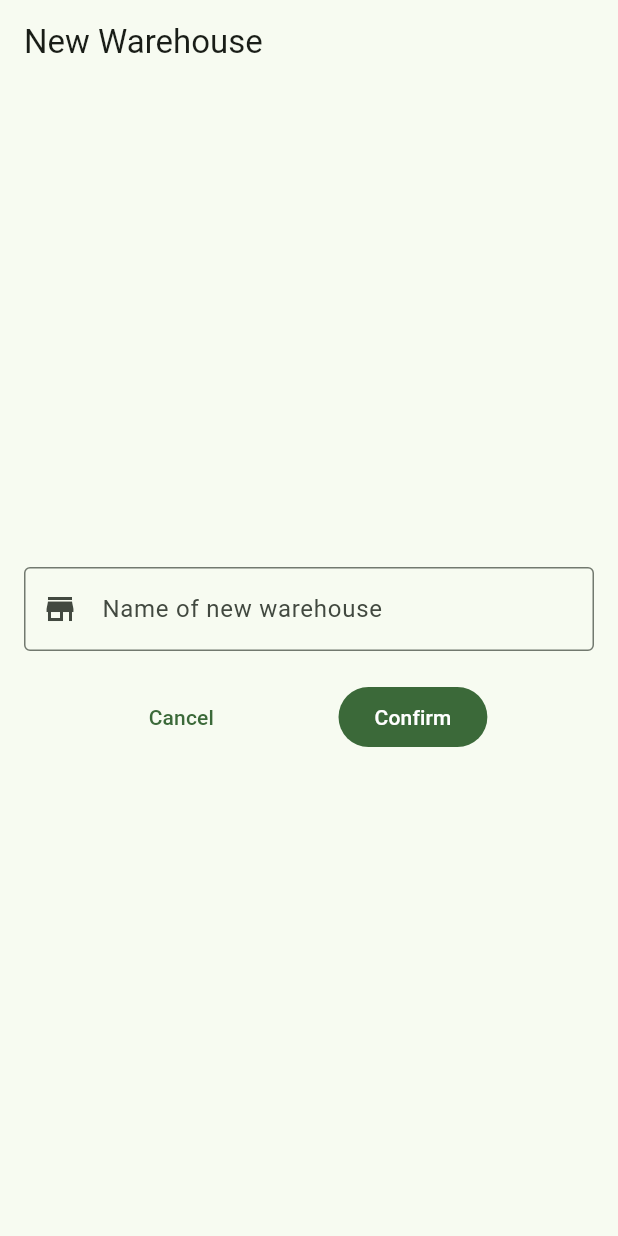
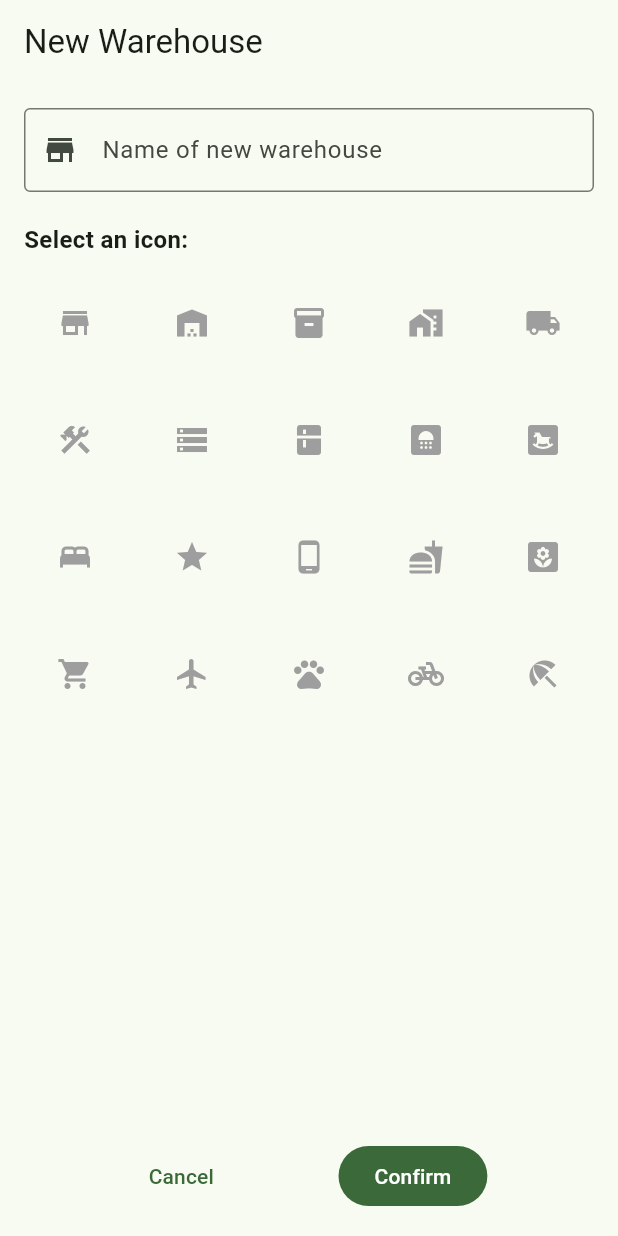
Before and after one commit to mvpur/tracknshop, a Flutter app: the NewWarehouseScreen screen opened by its route, on a phone screen of 412 x 824 dp. Run offline on Flutter 3.47's test engine with Material 3 defaults, Android fonts, the phone set to English and light mode, and no system bars; our stand-ins replace cloud_firestore, firebase_core, flutter_riverpod, flutter_speed_dial, go_router; accounts and stored records are empty.

```diff
--- a/lib/core/data/colors.datasourse.dart
+++ b/lib/core/data/colors_datasourse.dart
@@ -2,9 +2,9 @@ import 'package:flutter/material.dart';
 
 final List<Color> colorsList = [
   Colors.orange.shade200,
-  Colors.yellow.shade200, // Tercer color
-  Colors.green.shade200, // Segundo color
-  Colors.lightBlue.shade200, // Primer color
+  Colors.yellow.shade200,
+  Colors.green.shade200,
+  Colors.lightBlue.shade200,
   Colors.purple.shade200,
   Colors.pink.shade200,
 ];
--- a/lib/core/data/icons_datasource.dart
+++ b/lib/core/data/icons_datasource.dart
@@ -7,7 +7,6 @@ final List<IconData> iconList = [
   Icons.home_work,
   Icons.local_shipping,
   Icons.construction,
-  Icons.factory,
   Icons.storage,
   Icons.kitchen,
   Icons.bathroom,
@@ -15,7 +14,11 @@ final List<IconData> iconList = [
   Icons.bed,
   Icons.star,
   Icons.phone_android,
-  Icons.food_bank,
+  Icons.fastfood,
   Icons.yard,
   Icons.shopping_cart,
+  Icons.flight,
+  Icons.pets,
+  Icons.pedal_bike,
+  Icons.beach_access,
 ];
--- /dev/null
+++ b/lib/entities/item.dart
@@ -0,0 +1,47 @@
+import 'package:cloud_firestore/cloud_firestore.dart';
+
+class Item {
+  final String id;
+  final String name;
+  final bool isCompleted;
+  final String categoryId;
+  final String catalogueId;
+  final String warehouseId; // Agregado
+
+  Item({
+    required this.id,
+    required this.name,
+    this.isCompleted = false,
+    required this.categoryId,
+    required this.catalogueId,
+    required this.warehouseId, // Agregado
+  });
+
+  factory Item.fromFirestore(
+    DocumentSnapshot<Map<String, dynamic>> doc,
+    SnapshotOptions? options,
+  ) {
+    final data = {...doc.data()!, "id": doc.id};
+    return Item.fromMap(data);
+  }
+
+  factory Item.fromMap(Map<String, dynamic> data) {
+    return Item(
+      id: data['id'] ?? '',
+      name: data['name'] ?? 'Sin Nombre',
+      categoryId: data['category_id'] ?? 'Sin category',
+      catalogueId: data['catalogue_id'] ?? 'Sin catalogue',
+      warehouseId: data['warehouse_id'] ?? 'Sin warehouse', // Agregado
+    );
+  }
+
+  Map<String, dynamic> toFirestore() {
+    return {
+      'name': name,
+      'isCompleted': isCompleted,
+      'category_id': categoryId,
+      'catalogue_id': catalogueId,
+      'warehouse_id': warehouseId, // Agregado
+    };
+  }
+}
--- a/lib/entities/warehouse.dart
+++ b/lib/entities/warehouse.dart
@@ -1,22 +1,30 @@
 import 'package:cloud_firestore/cloud_firestore.dart';
+import 'package:flutter/material.dart';
+import 'package:track_shop_app/entities/item.dart';
 
 class Warehouse {
-  String id;
-  String icon;
-  String name;
-  DateTime date;
+  final String id;
+  final int icon;
+  final String name;
+  final DateTime date;
+  List<Item>? items; // Lista de Items en el Warehouse
 
   Warehouse({
     required this.id,
     required this.icon,
     required this.name,
     required this.date,
+    this.items,
   });
+
+  Icon getIcon() {
+    return Icon(IconData(icon, fontFamily: 'MaterialIcons'));
+  }
 
   factory Warehouse.fromMap(Map<String, dynamic> data) {
     return Warehouse(
       id: data['id'] ?? '',
-      icon: data['icon'] ?? '',
+      icon: data['icon'] ?? Icons.cloud.codePoint,
       name: data['name'] ?? 'Sin Nombre',
       date: (data['date'] != null && data['date'] is Timestamp)
           ? (data['date'] as Timestamp).toDate()
@@ -24,6 +32,16 @@ class Warehouse {
     );
   }
 
+  // Convertir un documento Firestore a un objeto Warehouse
+  factory Warehouse.fromFirestore(
+    DocumentSnapshot<Map<String, dynamic>> doc,
+    SnapshotOptions? options,
+  ) {
+    final data = {...doc.data()!, "id": doc.id};
+    return Warehouse.fromMap(data);
+  }
+
+  // Convertir un objeto Warehouse a un mapa para Firestore
   Map<String, dynamic> toFirestore() {
     return {
       'id': id,
@@ -33,17 +51,26 @@ class Warehouse {
     };
   }
 
-  factory Warehouse.fromFirestore(
-    DocumentSnapshot<Map<String, dynamic>> doc,
-    SnapshotOptions? options,
-  ) {
-    final data = {...doc.data()!, "id": doc.id};
-    return Warehouse.fromMap(data);
-  }
+  // Método para cargar los Items desde Firestore y llenar la lista de items
+  // Método para cargar los Items desde Firestore y llenar la lista de items
+  Future<void> loadItems() async {
+    final FirebaseFirestore firestore = FirebaseFirestore.instance;
 
-  Map<String, dynamic> toFirestoreWithOptions(
-    SetOptions? options,
-  ) {
-    return toFirestore();
+    try {
+      final itemsSnapshot = await firestore
+          .collection('warehouse')
+          .doc(id)
+          .collection('item')
+          .get();
+
+      items = itemsSnapshot.docs.map((doc) {
+        return Item.fromFirestore(
+          doc,
+          null, // Aquí no necesitas SnapshotOptions
+        );
+      }).toList();
+    } catch (e) {
+      print('Error loading items: $e'); // Imprime el error en consola
+    }
   }
 }
--- a/lib/presentation/screens/catalogue/catalogue_screen.dart
+++ b/lib/presentation/screens/catalogue/catalogue_screen.dart
@@ -1,6 +1,6 @@
 import 'package:flutter/material.dart';
 import 'package:go_router/go_router.dart';
-import 'package:track_shop_app/core/data/colors.datasourse.dart';
+import 'package:track_shop_app/core/data/colors_datasourse.dart';
 import 'package:track_shop_app/entities/catalogue.dart';
 import 'package:track_shop_app/presentation/screens/catalogue/new_catalogue_screen.dart';
 import 'package:track_shop_app/presentation/screens/catalogue/catalogue_detail_screen.dart';
--- a/lib/presentation/screens/warehouse/new_warehouse_screen.dart
+++ b/lib/presentation/screens/warehouse/new_warehouse_screen.dart
@@ -4,6 +4,7 @@ import 'package:track_shop_app/entities/warehouse.dart';
 import 'package:track_shop_app/presentation/provider/warehouse_provider.dart';
 import 'package:flutter_riverpod/flutter_riverpod.dart';
 import 'package:track_shop_app/presentation/screens/warehouse/warehouse_screen.dart';
+import 'package:track_shop_app/core/data/icons_datasource.dart';
 
 class NewWarehouseScreen extends ConsumerStatefulWidget {
   const NewWarehouseScreen({super.key});
@@ -32,7 +33,6 @@ class _NewWarehouseScreenState extends ConsumerState<NewWarehouseScreen> {
       body: Padding(
         padding: const EdgeInsets.all(16.0),
         child: Column(
-          mainAxisAlignment: MainAxisAlignment.center,
           crossAxisAlignment: CrossAxisAlignment.stretch,
           children: [
             TextField(
@@ -45,6 +45,44 @@ class _NewWarehouseScreenState extends ConsumerState<NewWarehouseScreen> {
               ),
             ),
             const SizedBox(height: 20.0),
+            const Text(
+              'Select an icon:',
+              style: TextStyle(fontSize: 16.0, fontWeight: FontWeight.bold),
+            ),
+            const SizedBox(height: 10.0),
+            Expanded(
+              child: GridView.builder(
+                gridDelegate: const SliverGridDelegateWithFixedCrossAxisCount(
+                  crossAxisCount: 5,
+                  mainAxisSpacing: 10.0,
+                  crossAxisSpacing: 10.0,
+                ),
+                itemCount: iconList.length,
+                itemBuilder: (context, index) {
+                  final icon = iconList[index];
+                  return GestureDetector(
+                    onTap: () {
+                      setState(() {
+                        selectedIcon = icon;
+                      });
+                    },
+                    child: Container(
+                      decoration: BoxDecoration(
+                        color: selectedIcon == icon
+                            ? Colors.blueAccent.withOpacity(0.2)
+                            : Colors.transparent,
+                        shape: BoxShape.circle,
+                      ),
+                      child: Icon(
+                        icon,
+                        color: selectedIcon == icon ? Colors.blue : Colors.grey,
+                      ),
+                    ),
+                  );
+                },
+              ),
+            ),
+            const SizedBox(height: 20.0),
             Row(
               mainAxisAlignment: MainAxisAlignment.spaceEvenly,
               children: [
@@ -54,21 +92,21 @@ class _NewWarehouseScreenState extends ConsumerState<NewWarehouseScreen> {
                 ),
                 FilledButton(
                   onPressed: () async {
-                    if (_nameController.text.isEmpty) {
+                    if (_nameController.text.isEmpty || selectedIcon == null) {
                       ScaffoldMessenger.of(context).showSnackBar(
                         const SnackBar(
                           content:
-                              Text('Please enter a name for the warehouse'),
+                              Text('Please enter a name and select an icon'),
                         ),
                       );
                       return;
                     }
 
                     final newWarehouse = Warehouse(
-                      id: '',
                       name: _nameController.text.trim(),
                       date: DateTime.now(),
-                      icon: '',
+                      icon: selectedIcon!.codePoint,
+                      id: '', // Guarda el código del icono
                     );
 
                     await ref
--- a/lib/presentation/widgets/bottom_navbar_scaffold.dart
+++ b/lib/presentation/widgets/bottom_navbar_scaffold.dart
@@ -22,10 +22,8 @@ class ScaffoldWithNavBar extends StatelessWidget {
       body: navigationShell,
       bottomNavigationBar: BottomNavigationBar(
         items: const <BottomNavigationBarItem>[
-          BottomNavigationBarItem(
-              icon: Icon(Icons.home), label: 'My Warehouse'),
-          BottomNavigationBarItem(
-              icon: Icon(Icons.list_alt), label: 'Catalogue List'),
+          BottomNavigationBarItem(icon: Icon(Icons.home), label: 'Home'),
+          BottomNavigationBarItem(icon: Icon(Icons.list_alt), label: 'List'),
           BottomNavigationBarItem(
               icon: Icon(Icons.settings), label: 'Settings'),
         ],
```
Also changed, not shown: lib/core/data/catalogue_datasource.dart (deleted, +0 -19 lines), lib/core/data/warehouse_datasource.dart (deleted, +0 -11 lines), lib/entities/catalogue.dart (+32 -11 lines), lib/entities/category.dart (+27 -6 lines), lib/entities/element.dart (deleted, +0 -9 lines), lib/presentation/provider/catalogue_provider.dart (+8 -3 lines), lib/presentation/provider/category_provieder.dart (+10 -5 lines), lib/presentation/provider/item_provider.dart (added, +53 -0 lines), lib/presentation/provider/warehouse_provider.dart (+19 -5 lines), lib/presentation/screens/warehouse/warehouse_detail_screen.dart (+48 -51 lines), lib/presentation/screens/warehouse/warehouse_screen.dart (+2 -8 lines), lib/presentation/widgets/items/warehouse_item.dart (+9 -3 lines), lib/presentation/widgets/lists/item_list.dart (added, +38 -0 lines).
